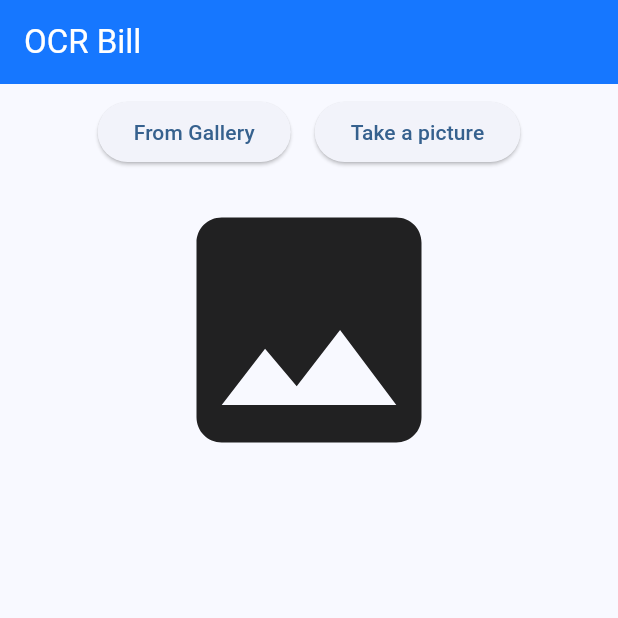
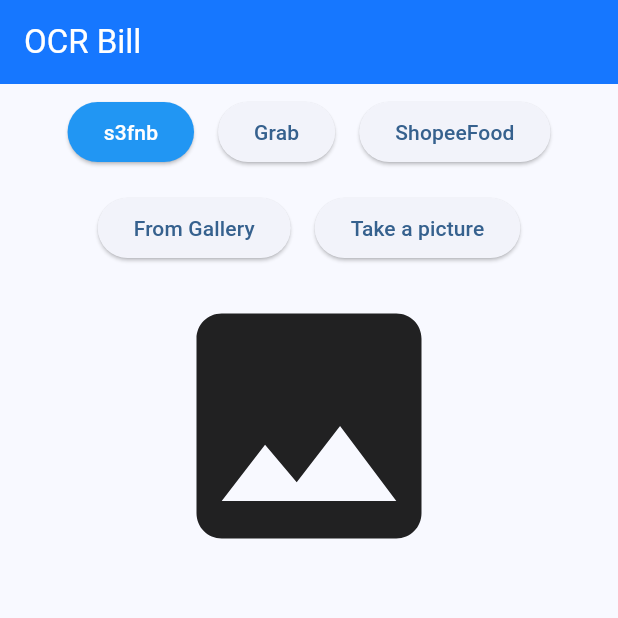
Before and after one commit to TTph18/flutter_module_rn, a Flutter app: the screen it shows after launch, on a phone screen of 412 x 824 dp, the top half of it. Run offline on Flutter 3.47's test engine with Material 3 defaults, Android fonts, the phone set to English and light mode, and no system bars; our stand-ins replace equatable, flutter_bloc, freezed_annotation, image_picker; missing offline and left inert: google_mlkit_text_recognition.

Commit message:
add bill types

```diff
--- a/lib/blocs/ocr_event.dart
+++ b/lib/blocs/ocr_event.dart
@@ -3,6 +3,15 @@ part of 'ocr_bloc.dart';
 @immutable
 abstract class OCREvent extends Equatable {
   const OCREvent();
+}
+
+class ChangeBillTypeEvent extends OCREvent {
+  final BillType type;
+
+  const ChangeBillTypeEvent({required this.type});
+
+  @override
+  List<Object?> get props => [type];
 }
 
 class ProcessImageEvent extends OCREvent {
--- a/lib/blocs/ocr_state.dart
+++ b/lib/blocs/ocr_state.dart
@@ -3,7 +3,8 @@ part of 'ocr_bloc.dart';
 @freezed
 class OCRStateData with _$OCRStateData {
   const factory OCRStateData(
-      {File? image,
+      {@Default(BillType.S3FNB) BillType billType,
+      File? image,
       Size? imageSize,
       String? ocrTextResult,
       @Default([]) List<TextLine> ocrTextLines}) = _OCRStateData;
--- a/lib/screens/home_screen.dart
+++ b/lib/screens/home_screen.dart
@@ -1,6 +1,7 @@
 import 'dart:async';
 
 import 'package:flutter_module_rn/blocs/ocr_bloc.dart';
+import 'package:flutter_module_rn/utils/text_processing_utils.dart';
 import 'package:flutter/material.dart';
 import 'package:flutter_bloc/flutter_bloc.dart';
 import 'package:image_picker/image_picker.dart';
@@ -39,9 +40,34 @@ class _MyHomePageState extends State<MyHomePage> {
           ),
         ),
         body: BlocBuilder<OCRBloc, OCRState>(builder: (context, state) {
-          return ListView(
-            shrinkWrap: true,
+          return SingleChildScrollView(
+            child: Column(
               children: [
+                Padding(
+                  padding: const EdgeInsets.symmetric(vertical: 8),
+                  child: Row(
+                      mainAxisAlignment: MainAxisAlignment.center,
+                      children: BillType.values
+                          .map((e) => Padding(
+                                padding:
+                                    const EdgeInsets.symmetric(horizontal: 8),
+                                child: IgnorePointer(
+                                  ignoring: state.data.billType == e,
+                                  child: ElevatedButton(
+                                    style: state.data.billType == e
+                                        ? TextButton.styleFrom(
+                                            backgroundColor: Colors.blue,
+                                            foregroundColor: Colors.white)
+                                        : null,
+                                    onPressed: () {
+                                      context.read<OCRBloc>().add(ChangeBillTypeEvent(type: e));
+                                    },
+                                    child: Text(e.name),
+                                  ),
+                                ),
+                              ))
+                          .toList()),
+                ),
                 Padding(
                   padding: const EdgeInsets.symmetric(vertical: 8),
                   child: Row(
@@ -76,7 +102,8 @@ class _MyHomePageState extends State<MyHomePage> {
                                   state.data.ocrTextLines,
                                 ),
                                 child: AspectRatio(
-                                aspectRatio: state.data.imageSize!.aspectRatio,
+                                  aspectRatio:
+                                      state.data.imageSize!.aspectRatio,
                                   child: Image.file(
                                     state.data.image!,
                                   ),
@@ -92,9 +119,16 @@ class _MyHomePageState extends State<MyHomePage> {
                 if (state.data.image != null)
                   Padding(
                     padding: const EdgeInsets.all(16.0),
-                  child: Text(state.data.ocrTextLines.map((e) => e.text).join(', ') ?? ''),
+                    child: Text(state.data.ocrTextLines
+                            .map((e) =>
+                                OCRResultFilterUtils.filterParenthesesText(
+                                    e.text))
+                            .where((element) => element.isNotEmpty)
+                            .join(', ') ??
+                        ''),
                   ),
               ],
+            ),
           );
         }));
   }
--- a/lib/utils/text_processing_utils.dart
+++ b/lib/utils/text_processing_utils.dart
@@ -3,12 +3,13 @@ import 'package:google_mlkit_text_recognition/google_mlkit_text_recognition.dart
 import 'character_utils.dart';
 
 enum BillType {
-  GRAB(grabFoodTop, grabFoodBottom),
-  S3FNB(s3fnbBillTop, s3fnbBillBottom),
-  SHOPEE(shopeeFoodTop, shopeeFoodBottom);
+  S3FNB('s3fnb',s3fnbBillTop, s3fnbBillBottom),
+  GRAB('Grab',grabFoodTop, grabFoodBottom),
+  SHOPEE('ShopeeFood',shopeeFoodTop, shopeeFoodBottom);
 
-  const BillType(this.textTop, this.textBottom);
+  const BillType(this.name, this.textTop, this.textBottom);
 
+  final String name;
   final List<String> textTop;
   final List<String> textBottom;
 }
@@ -23,6 +24,7 @@ const List<String> s3fnbBillBottom = [
 
 const List<String> shopeeFoodTop = ['mon', 'tong tien', 'gia'];
 const List<String> shopeeFoodBottom = [
+  'tong mon',
   'tong mon (gia goc)',
   'tong tien mon',
   'giam gia mon',
@@ -62,7 +64,7 @@ abstract class OCRResultFilterUtils {
     if (textLines.isEmpty) return null;
 
     List<double> topCoordinates =
-    textLines.map((textLine) => textLine.boundingBox.top).toList();
+        textLines.map((textLine) => textLine.boundingBox.top).toList();
 
     double maximumTop;
     double minimumTop;
```
Also changed, not shown: lib/blocs/ocr_bloc.dart (+42 -20 lines), lib/blocs/ocr_bloc.freezed.dart. Lines whose indentation alone changed are shown as unchanged.
